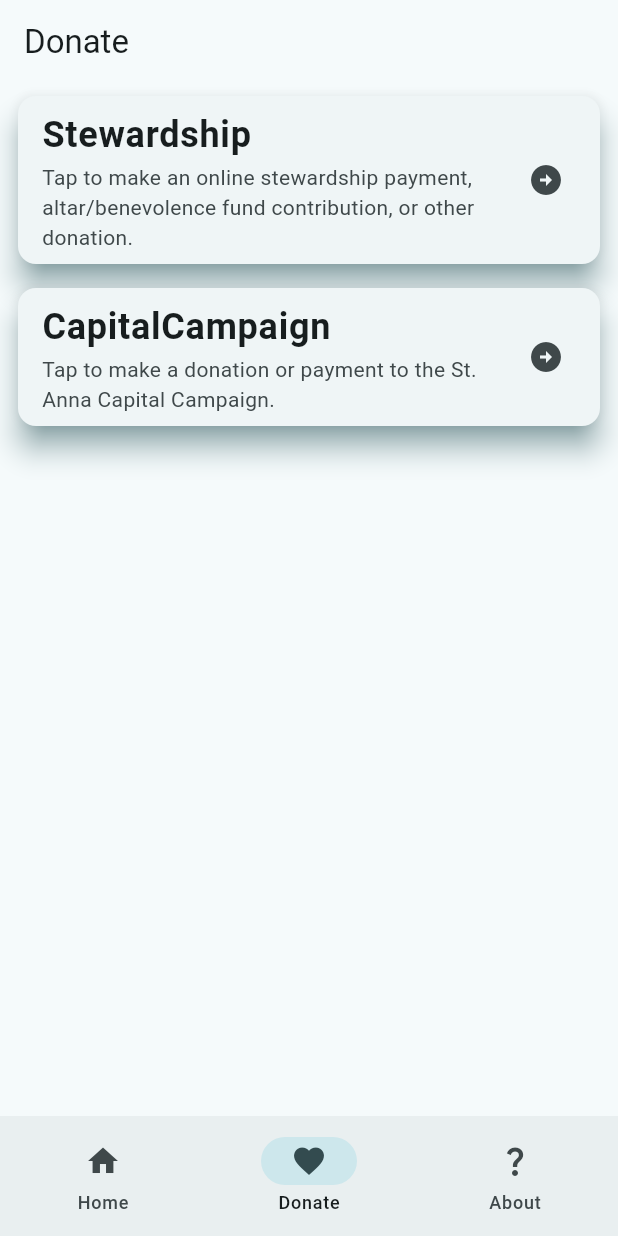
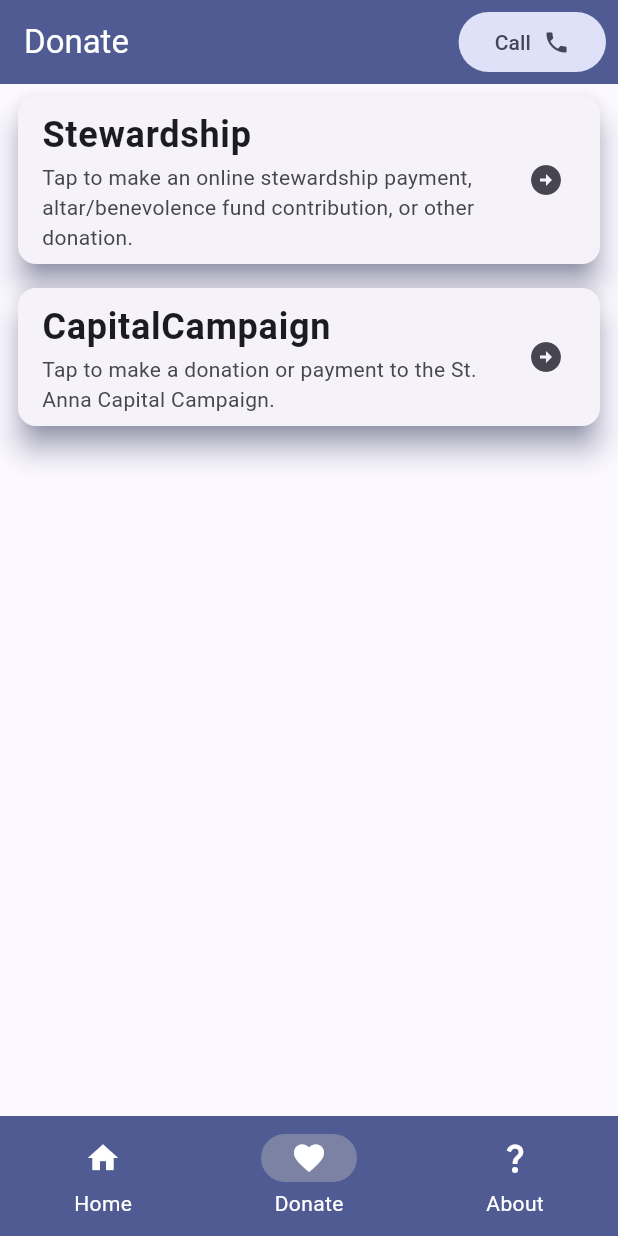
Before and after one commit to culturedmold/St_Anna_GOC_App, a Flutter app: the screen it shows after launch, item 2 of the bottom bar chosen, on a phone screen of 412 x 824 dp. Run offline on Flutter 3.47's test engine with Material 3 defaults, Android fonts, the phone set to English and light mode, and no system bars; our stand-ins replace cloud_firestore, firebase_core, webview_flutter; accounts and stored records are empty; network calls fail.

Commit message:
Updates to appbar and themes

```diff
--- a/lib/controller/bulletins_view_controller.dart
+++ b/lib/controller/bulletins_view_controller.dart
@@ -1,5 +1,5 @@
-import '../firebase_access/firestore_access.dart';
 import '../model/bulletin.dart';
+import '../utils/firebase_access/firestore_access.dart';
 
 class BulletinViewController {
   late List<Bulletin> bulletinsList = [];
--- a/lib/main.dart
+++ b/lib/main.dart
@@ -1,7 +1,8 @@
 import 'package:flutter/material.dart';
+import 'package:st_anna_goc_app/theme_colors.dart';
+import 'package:st_anna_goc_app/utils/firebase_access/firebase_options.dart';
 import 'package:st_anna_goc_app/view/navigation_bar/navigation_bar_view.dart';
 import 'package:firebase_core/firebase_core.dart';
-import 'firebase_access/firebase_options.dart';
 
 void main() async {
   runApp(const StAnnaGOCApp());
@@ -18,7 +19,9 @@ class StAnnaGOCApp extends StatelessWidget {
     return MaterialApp(
       title: "St Anna GOC",
       theme: ThemeData(
-        colorScheme: ColorScheme.fromSeed(seedColor: Colors.white10),
+        //indicatorColor: ThemeColors.themeGreen,
+        //cardColor: ThemeColors.themeGreen,
+        colorScheme: ColorScheme.fromSeed(seedColor: ThemeColors.themeBlue),
         useMaterial3: true,
       ),
       home: const NavigationBarView(),
--- /dev/null
+++ b/lib/main_appbar.dart
@@ -0,0 +1,46 @@
+import 'package:flutter/material.dart';
+import 'package:url_launcher/url_launcher.dart';
+
+class MainAppBar extends StatelessWidget implements PreferredSizeWidget {
+  const MainAppBar({
+    super.key,
+    required this.title,
+  });
+
+  final String title;
+
+  @override
+  Widget build(BuildContext context) {
+    return AppBar(
+      backgroundColor: Theme.of(context).primaryColor,
+      actions: [
+        Padding(
+          padding: const EdgeInsets.only(left: 8, right: 8),
+          child: FilledButton.tonal(onPressed: () async {
+            var uri = Uri.parse('tel:18013582148');
+            if (await canLaunchUrl(uri)) {
+              await launchUrl(uri);
+            } else {
+              throw 'Could not launch $uri';
+            }
+          }, child: const Row(
+            children: [
+              Text("Call"),
+              SizedBox(width: 8),
+              Icon(Icons.phone)
+            ],
+          ),
+          ),
+        )
+      ],
+      title: Text(title, style: const TextStyle(color: Colors.white),),
+      // elevation: 200,
+      scrolledUnderElevation: 16,
+      //surfaceTintColor: Theme.of(context).primaryColorLight,
+      shadowColor: Theme.of(context).primaryColor,
+    );
+  }
+
+  @override
+  Size get preferredSize => const Size.fromHeight(kToolbarHeight);
+}
--- /dev/null
+++ b/lib/theme_colors.dart
@@ -0,0 +1,6 @@
+import 'package:flutter/material.dart';
+
+abstract class ThemeColors {
+  static const themeGreen = Color(0x00495b4c);
+  static const themeBlue = Color(0x00444b6e);
+}
--- a/lib/view/donate_view_components/donate_view.dart
+++ b/lib/view/donate_view_components/donate_view.dart
@@ -1,4 +1,5 @@
 import 'package:flutter/material.dart';
+import 'package:st_anna_goc_app/main_appbar.dart';
 import 'package:st_anna_goc_app/view/web_view_components/web_view.dart';
 
 class DonateView extends StatefulWidget {
@@ -9,6 +10,8 @@ class DonateView extends StatefulWidget {
 }
 
 class _DonateViewState extends State<DonateView> {
+  final String title = "Donate";
+
   final String appBarTitle = "Donate";
   final String capitalCampaignUrl =
       "https://www.eservicepayments.com/cgi-bin/Vanco_ver3.vps?appver3=wWsk24ZWJSTZKsGd1RMKlg0BDvsSG3VIWQCPJNNxD8upkiY7JlDavDsozUE7KG0nFx2NSo8LdUKGuGuF396vbcGDOPMlnzRQOAmUavFnrd-XHubq5Z7ap5JVmPErc4ZeYHCKCZhESjGNQmZ5B-6dxz8jBKZ7fzcNnOvEJiLQzQ0=&ver=3";
@@ -26,9 +29,7 @@ class _DonateViewState extends State<DonateView> {
   @override
   Widget build(BuildContext context) {
     return Scaffold(
-      appBar: AppBar(
-        title: Text(appBarTitle),
-      ),
+      appBar: const MainAppBar(title: "Donate"),
       body: Center(
         child: Column(
           children: [
--- a/lib/view/home/home_card.dart
+++ b/lib/view/home/home_card.dart
@@ -46,7 +46,7 @@ class HomeCard extends StatelessWidget {
                             children: [
                               Text(title,
                                   style: const TextStyle(
-                                      fontSize: 24,
+                                      fontSize: 32,
                                       fontWeight: FontWeight.bold))
                             ],
                           ),
--- a/lib/view/navigation_bar/navigation_bar_view.dart
+++ b/lib/view/navigation_bar/navigation_bar_view.dart
@@ -11,49 +11,53 @@ class NavigationBarView extends StatefulWidget {
 }
 
 class _NavigationBarViewState extends State<NavigationBarView> {
-  int currentPageIndex = 0;
-
-  @override
-  void initState() {
-    super.initState();
-  }
+  int _currentPageIndex = 0;
 
   @override
   Widget build(BuildContext context) {
     // final ThemeData theme = Theme.of(context);
     return Scaffold(
-      bottomNavigationBar: NavigationBar(
+      bottomNavigationBar: NavigationBarTheme(
+        data: NavigationBarThemeData(
+          labelTextStyle: MaterialStateProperty.resolveWith<TextStyle>(
+        (Set<MaterialState> states) {
+          return const TextStyle(color: Colors.white);
+          }
+          )
+        ),
+        child: NavigationBar(
+          selectedIndex: _currentPageIndex,
           //elevation: 160,
+          backgroundColor: Theme.of(context).primaryColor,
           onDestinationSelected: (int index) {
             setState(() {
-            currentPageIndex = index;
+              _currentPageIndex = index;
             });
           },
-        // indicatorColor: theme.colorScheme.secondaryContainer,
-        selectedIndex: currentPageIndex,
+          //selectedIndex: currentPageIndex,
+          indicatorColor: Theme.of(context).highlightColor,
+          labelBehavior: NavigationDestinationLabelBehavior.alwaysShow,
+
           destinations: const <Widget>[
-
             NavigationDestination(
-              icon: Icon(Icons.home),
-              label: "Home"
+                icon: Icon(Icons.home, color: Colors.white,),
+                label: "Home",
             ),
-
             NavigationDestination(
-              icon: Icon(Icons.favorite),
+                icon: Icon(Icons.favorite, color: Colors.white),
                 label: "Donate"
             ),
-
             NavigationDestination(
-              icon: Icon(Icons.question_mark),
+                icon: Icon(Icons.question_mark, color: Colors.white),
                 label: "About"
             ),
-
           ],
+        ),
       ),
       body: <Widget>[
         const HomeView(title: 'St Anna GOC'),
         const DonateView(),
-      ][currentPageIndex],
+      ][_currentPageIndex],
     );
   }
 
--- a/lib/view/web_view_components/web_navigation_controls.dart
+++ b/lib/view/web_view_components/web_navigation_controls.dart
@@ -11,7 +11,7 @@ class WebNavigationControls extends StatelessWidget {
     return Row(
       children: <Widget>[
         IconButton(
-          icon: const Icon(Icons.arrow_left),
+          icon: const Icon(Icons.arrow_back_ios),
           onPressed: () async {
             final messenger = ScaffoldMessenger.of(context);
             if (await _controller.canGoBack()) {
@@ -25,7 +25,7 @@ class WebNavigationControls extends StatelessWidget {
           },
         ),
         IconButton(
-          icon: const Icon(Icons.arrow_right),
+          icon: const Icon(Icons.arrow_forward_ios),
           onPressed: () async {
             final messenger = ScaffoldMessenger.of(context);
             if (await _controller.canGoForward()) {
```
Also changed, not shown: lib/controller/pastoral_messages_view_controller.dart (+12 -6 lines), lib/view/home/home_view.dart (+2 -27 lines), lib/utils/firebase_access/firebase_options.dart (renamed from lib/firebase_access/firebase_options.dart), lib/utils/firebase_access/firestore_access.dart (renamed from lib/firebase_access/firestore_access.dart). Lines whose indentation alone changed are shown as unchanged.
